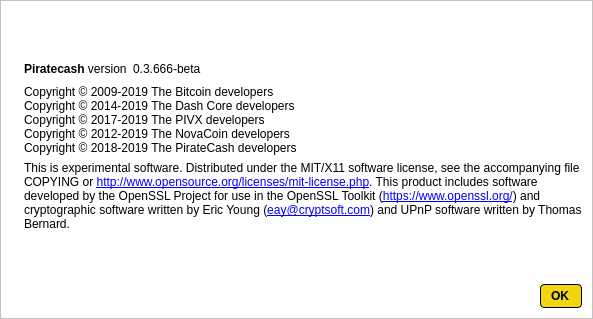
Old version of the form src/qt/forms/aboutdialog.ui in the repository piratecash/piratecash.
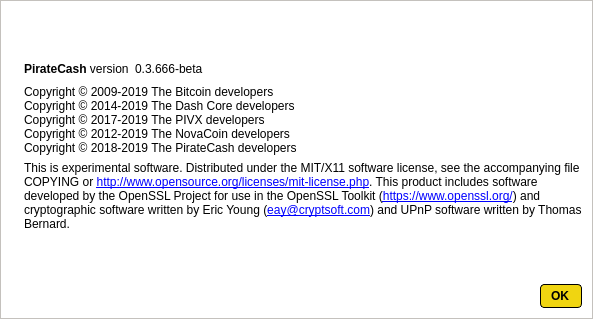
New version of the form. Icons and pictures are not drawn.

Commit message: Update client version to PirateCash

```diff
--- a/src/qt/forms/aboutdialog.ui
+++ b/src/qt/forms/aboutdialog.ui
@@ -60,7 +60,7 @@
           <string notr="true">border: 0;</string>
          </property>
          <property name="text">
-          <string>&lt;b&gt;Piratecash&lt;/b&gt; version</string>
+          <string>&lt;b&gt;PirateСash&lt;/b&gt; version</string>
          </property>
          <property name="textInteractionFlags">
           <set>Qt::LinksAccessibleByMouse|Qt::TextSelectableByKeyboard|Qt::TextSelectableByMouse</set>
```
The commit also changes 2 other files.
